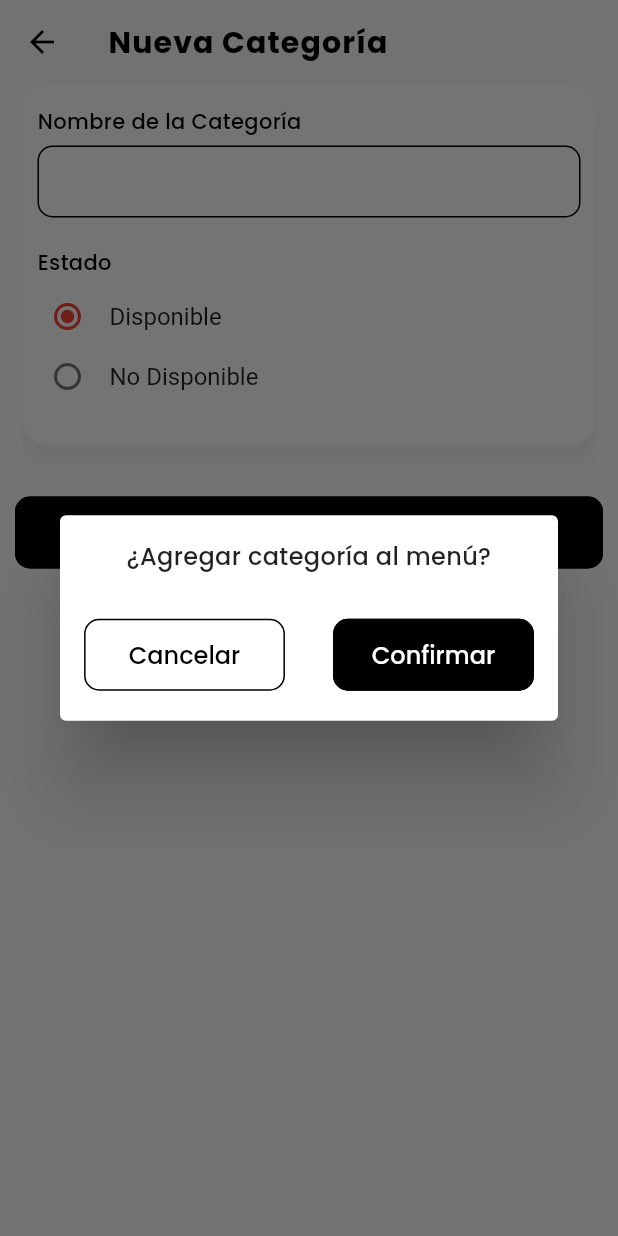
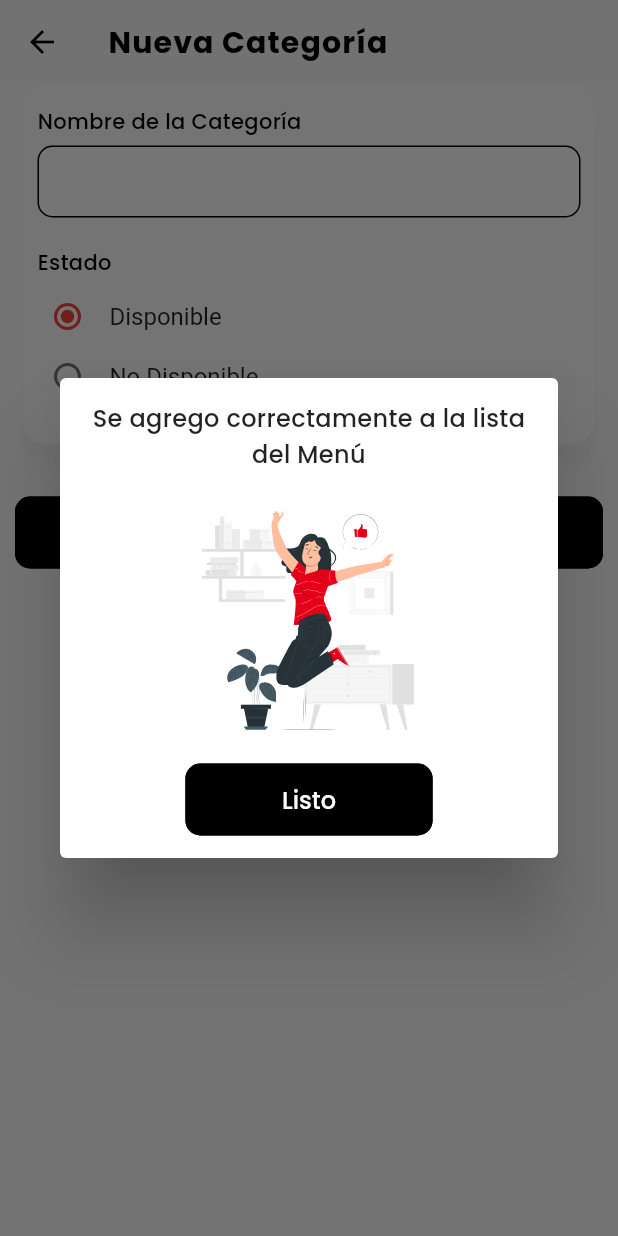
Before and after one commit to 4CROS2/app_restaurant_management, a Flutter app: the NewCategoryScreen screen opened directly, after a tap on "Agregar", on a phone screen of 412 x 824 dp. Run offline on Flutter 3.47's test engine with Material 2 defaults, Android fonts, the phone set to English and light mode, and no system bars; our stand-ins replace cloud_firestore, file_picker, firebase_auth, firebase_core, firebase_storage, flutter_phoenix and 4 more; accounts and stored records are empty; project files that could hold a hidden picture were left out.

Commit message:
Loading products, categories - Modificaciones en el menu provider con loading al realizar una funcion add, edit, delete - Modificaciones en el detalle screen con loading al eliminar un producto y categoria - Modifiaciones en el edit category y product - Modificaciones en el settings provider con loading - Modificaciones en el new product y category

```diff
--- a/lib/menu/bloc/menu_provider.dart
+++ b/lib/menu/bloc/menu_provider.dart
@@ -14,14 +14,14 @@ class MenuProvider with ChangeNotifier {
   UploadTask? uploadTask;
 
   Future<String> uploadFile(var pickedFile) async {
+    loadingProduct = true;
     final path = 'files/${pickedFile!.name}';
     final file = File(pickedFile!.path!);
-
     final ref = FirebaseStorage.instance.ref().child(path);
     uploadTask = ref.putFile(file);
-
     final snapshot = await uploadTask!.whenComplete(() {});
     String urlDownload = await snapshot.ref.getDownloadURL();
+    loadingProduct = false;
     return urlDownload;
     // print('Download Link: $urlDownload');
   }
@@ -113,6 +113,7 @@ class MenuProvider with ChangeNotifier {
     try {
       loadingProduct = true;
       _db.collection('Product').doc(id).delete();
+      loadingProduct = false;
     } on Exception catch (e) {
       if (kDebugMode) {
         print(e);
--- a/lib/menu/screens/products_menu_screen.dart
+++ b/lib/menu/screens/products_menu_screen.dart
@@ -29,7 +29,8 @@ class _ProductsMenuScreenState extends State<ProductsMenuScreen> {
                 : ListView.builder(
                     // shrinkWrap: true,
                     // physics: const ScrollPhysics(),
-                    padding: const EdgeInsets.all(10),
+                    padding: const EdgeInsets.only(
+                        left: 10, right: 10, top: 10, bottom: 30),
                     itemCount: widget.provider.listProduct.length,
                     itemBuilder: (context, index) {
                       return widget.category ==
--- a/lib/settings/bloc/setting_provider.dart
+++ b/lib/settings/bloc/setting_provider.dart
@@ -27,10 +27,12 @@ class SettingsProvider with ChangeNotifier {
   Future<void> addCategory(String name, bool status) async {
     var uuid = DateTime.now().microsecondsSinceEpoch.toString();
     try {
+      loadingCategories = true;
       await _db
           .collection("Categories")
           .doc(uuid)
           .set(CategoryModel(id: uuid, name: name, status: status).toJson());
+      loadingCategories = false;
     } catch (e) {
       if (kDebugMode) {
         print(e);
@@ -56,10 +58,12 @@ class SettingsProvider with ChangeNotifier {
   //metodo para actualizar una nueva categoria
   Future<void> updateCategory(String id, String name, bool status) async {
     try {
+      loadingCategories = true;
       await _db
           .collection("Categories")
           .doc(id)
           .update(CategoryModel(id: id, name: name, status: status).toJson());
+      loadingCategories = false;
     } catch (e) {
       if (kDebugMode) {
         print(e);
@@ -72,6 +76,7 @@ class SettingsProvider with ChangeNotifier {
     try {
       loadingCategories = true;
       _db.collection('Categories').doc(id).delete();
+      loadingCategories = false;
     } on Exception catch (e) {
       if (kDebugMode) {
         print(e);
--- a/lib/settings/screen/category/new_category.dart
+++ b/lib/settings/screen/category/new_category.dart
@@ -1,4 +1,3 @@
-import 'package:app_restaurant_management/home/widgets/orders/modal_confirm.dart';
 import 'package:app_restaurant_management/settings/bloc/setting_provider.dart';
 import 'package:app_restaurant_management/widgets/button_confirm.dart';
 import 'package:app_restaurant_management/widgets/modal_order.dart';
@@ -8,7 +7,6 @@ import '../../../../constans.dart';
 
 class NewCategoryScreen extends StatefulWidget {
   const NewCategoryScreen({Key? key}) : super(key: key);
-
   @override
   State<NewCategoryScreen> createState() => _NewCategoryScreenState();
 }
@@ -95,28 +93,14 @@ class _NewCategoryScreenState extends State<NewCategoryScreen> {
             ),
           ),
           const SizedBox(height: 10),
-          ButtonConfirm(
+          provider.loadingCategories
+              ? const Center(
+                  child: CircularProgressIndicator(),
+                )
+              : ButtonConfirm(
                   width: MediaQuery.of(context).size.width,
                   textButton: 'Agregar',
                   onPressed: () async {
-              var res = await showDialog(
-                context: context,
-                barrierDismissible: false,
-                builder: (BuildContext context) {
-                  return Dialog(
-                    child: ModalConfirm(
-                      message: '¿Agregar categoría al menú?',
-                      onPressConfirm: () async {
-                        Navigator.of(context).pop('confirmar');
-                      },
-                      onPressCancel: () {
-                        Navigator.pop(context);
-                      },
-                    ),
-                  );
-                },
-              );
-              if (res != null) {
                     await provider.addCategory(nameCategory.text,
                         (_character == SingingCharacter.disponible));
                     await provider.getAllCategories();
@@ -125,12 +109,6 @@ class _NewCategoryScreenState extends State<NewCategoryScreen> {
                         context: context,
                         barrierDismissible: false,
                         builder: (BuildContext context) {
-                      Future.delayed(
-                        const Duration(seconds: 3),
-                        () {
-                          Navigator.of(context).pop();
-                        },
-                      );
                           return const ModalOrder(
                               message:
                                   'Se agrego correctamente a la lista del Menú',
@@ -141,9 +119,7 @@ class _NewCategoryScreenState extends State<NewCategoryScreen> {
                     if (context.mounted) {
                       Navigator.of(context).pop(true);
                     }
-              }
-            },
-          ),
+                  }),
         ],
       ),
     );
```
Also changed, not shown: lib/menu/screens/detail_product.dart (+6 -8 lines), lib/menu/screens/edit_product.dart (+7 -33 lines), lib/menu/screens/new_product_screen.dart (+6 -9 lines), lib/settings/screen/category/detail_category.dart (+5 -7 lines), lib/settings/screen/category/edit_category.dart (+6 -8 lines). Lines whose indentation alone changed are shown as unchanged.
